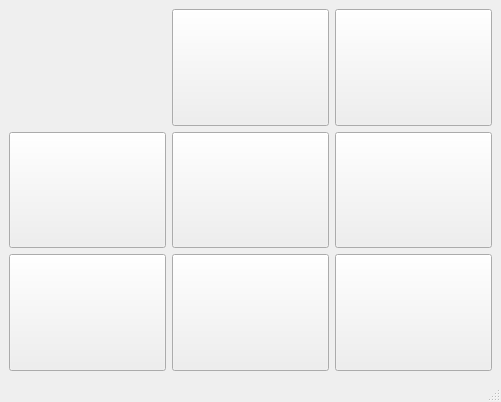
FatemeZamanian/Employee-management, file pictureform.ui: the form before one commit.
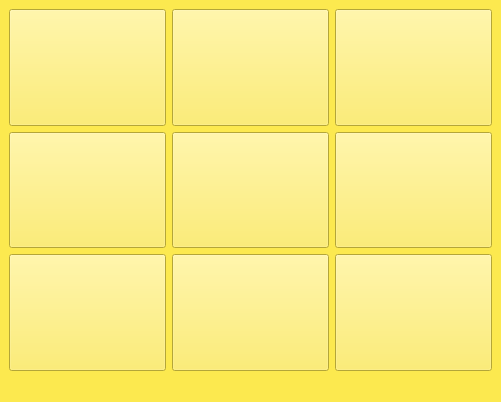
The form after the commit.

The edit to the form file:
```diff
--- a/pictureform.ui
+++ b/pictureform.ui
@@ -13,6 +13,9 @@
   <property name="windowTitle">
    <string>MainWindow</string>
   </property>
+  <property name="styleSheet">
+   <string notr="true">background-color: rgb(252, 233, 79);</string>
+  </property>
   <widget class="QWidget" name="centralwidget">
    <layout class="QGridLayout" name="gridLayout_2">
     <item row="0" column="1">
@@ -122,7 +125,7 @@
        </widget>
       </item>
       <item row="1" column="0">
-       <widget class="QLabel" name="lbl00">
+       <widget class="QPushButton" name="fbtn_00">
         <property name="sizePolicy">
          <sizepolicy hsizetype="MinimumExpanding" vsizetype="MinimumExpanding">
           <horstretch>0</horstretch>
```
